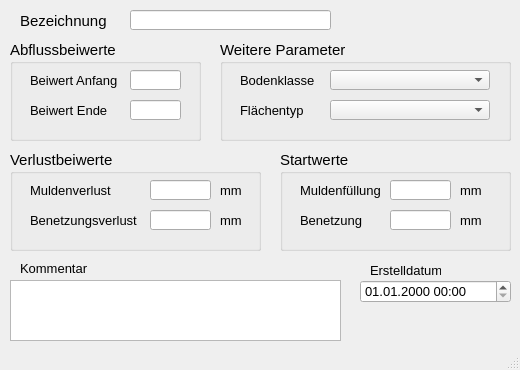
Above: qkan/forms/qkan_abflussparameter.ui from hoettges/QKan before the change. Below: the same form after it.
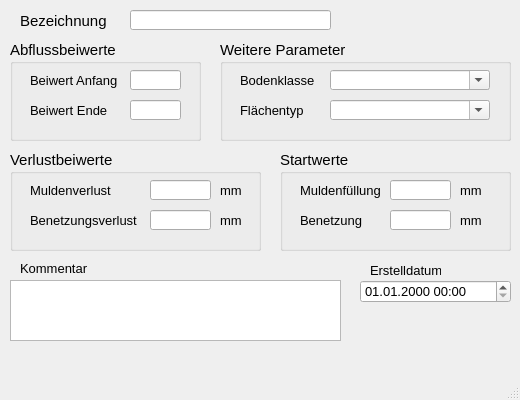
That is the form after the change. Custom widgets are drawn as their Qt base class.

```diff
--- a/qkan/forms/qkan_abflussparameter.ui
+++ b/qkan/forms/qkan_abflussparameter.ui
@@ -7,13 +7,13 @@
     <x>0</x>
     <y>0</y>
     <width>520</width>
-    <height>370</height>
+    <height>400</height>
    </rect>
   </property>
   <property name="minimumSize">
    <size>
     <width>520</width>
-    <height>370</height>
+    <height>400</height>
    </size>
   </property>
   <property name="font">
@@ -447,6 +447,9 @@
      <property name="accessibleName">
       <string>bodenklasse</string>
      </property>
+     <property name="editable">
+      <bool>true</bool>
+     </property>
     </widget>
     <widget class="QComboBox" name="bodenklasse">
      <property name="geometry">
@@ -474,6 +477,9 @@
      <property name="accessibleName">
       <string>bodenklasse</string>
      </property>
+     <property name="editable">
+      <bool>true</bool>
+     </property>
     </widget>
     <widget class="QLabel" name="label_19">
      <property name="geometry">
```
Left out of the diff: 4 changed lines with no effect on the pictures.
